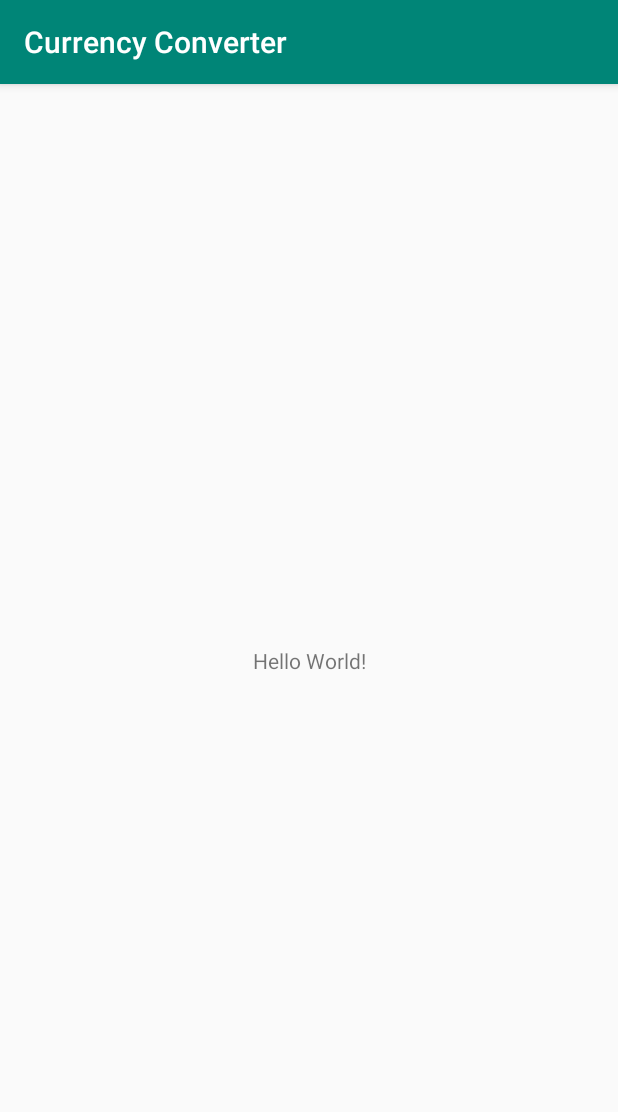
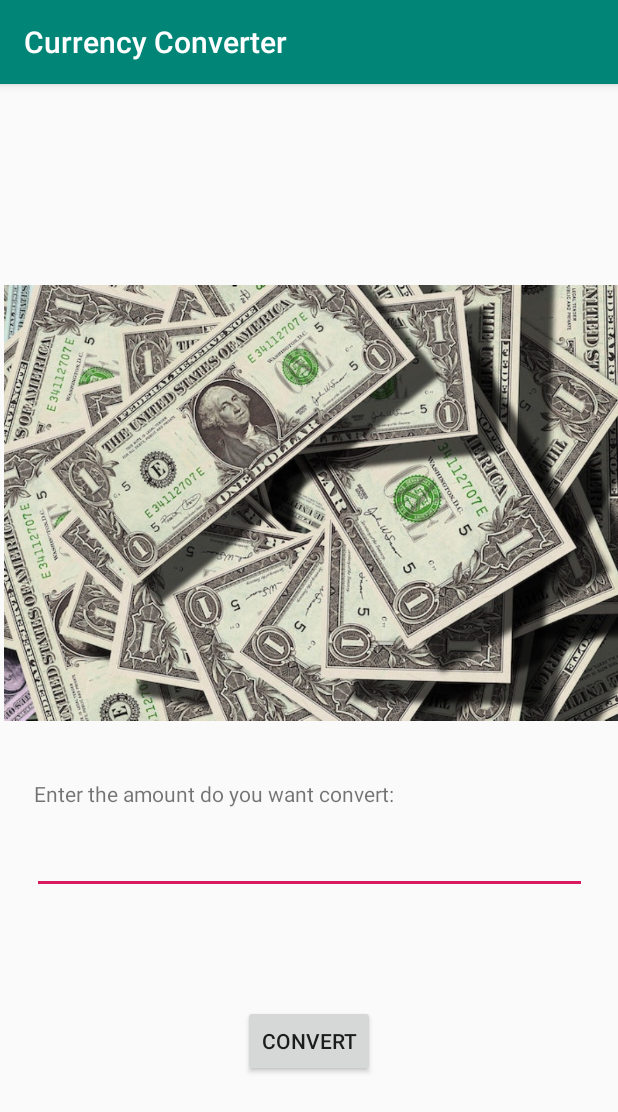
Before and after one commit to gustavorribeiro/currency-converter, an Android app: the screen it shows after launch (MainActivity), on a phone screen of 412 x 824 dp. Shown: the top 1112 px of the screen. Run offline under Robolectric (Android 15) with nearby library versions, the phone set to English and light mode, and no system bars.

Commit message:
creating layout

```diff
--- a/app/src/main/res/layout/activity_main.xml
+++ b/app/src/main/res/layout/activity_main.xml
@@ -6,13 +6,56 @@
     android:layout_height="match_parent"
     tools:context=".MainActivity">
 
+    <ImageView
+        android:id="@+id/imageView"
+        android:layout_width="409dp"
+        android:layout_height="348dp"
+        android:layout_marginTop="90dp"
+        android:layout_marginBottom="300dp"
+        app:layout_constraintBottom_toBottomOf="parent"
+        app:layout_constraintEnd_toEndOf="parent"
+        app:layout_constraintHorizontal_bias="1.0"
+        app:layout_constraintStart_toStartOf="parent"
+        app:layout_constraintTop_toTopOf="parent"
+        app:srcCompat="@drawable/money" />
+
     <TextView
+        android:id="@+id/textView"
+        android:layout_width="367dp"
+        android:layout_height="19dp"
+        android:layout_marginBottom="276dp"
+        android:text="Enter the amount do you want convert:"
+        app:layout_constraintBottom_toBottomOf="parent"
+        app:layout_constraintEnd_toEndOf="parent"
+        app:layout_constraintStart_toStartOf="parent"
+        app:layout_constraintTop_toBottomOf="@+id/imageView" />
+
+    <EditText
+        android:id="@+id/editText"
+        android:layout_width="370dp"
+        android:layout_height="43dp"
+        android:layout_marginTop="9dp"
+        android:layout_marginBottom="224dp"
+        android:ems="10"
+        android:inputType="textPersonName"
+        app:layout_constraintBottom_toBottomOf="parent"
+        app:layout_constraintEnd_toEndOf="parent"
+        app:layout_constraintStart_toStartOf="parent"
+        app:layout_constraintTop_toBottomOf="@+id/textView" />
+
+    <Button
+        android:id="@+id/convertButton"
         android:layout_width="wrap_content"
         android:layout_height="wrap_content"
-        android:text="Hello World!"
+        android:layout_marginStart="163dp"
+        android:layout_marginLeft="163dp"
+        android:layout_marginTop="72dp"
+        android:layout_marginEnd="163dp"
+        android:layout_marginRight="163dp"
+        android:layout_marginBottom="104dp"
+        android:text="Convert"
         app:layout_constraintBottom_toBottomOf="parent"
-        app:layout_constraintLeft_toLeftOf="parent"
-        app:layout_constraintRight_toRightOf="parent"
-        app:layout_constraintTop_toTopOf="parent" />
-
+        app:layout_constraintEnd_toEndOf="parent"
+        app:layout_constraintStart_toStartOf="parent"
+        app:layout_constraintTop_toBottomOf="@+id/editText" />
 </androidx.constraintlayout.widget.ConstraintLayout>
```
Also changed, not shown: app/src/main/res/drawable/money.jpg (added).
